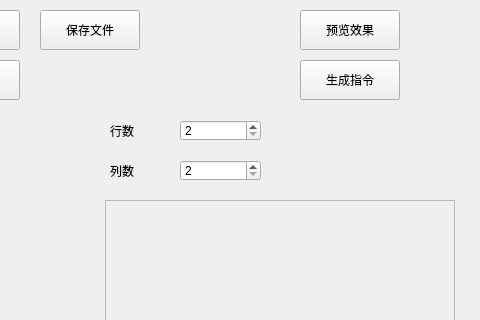
First picture: the form in BannerDesigner.ui, repository 345ljh/MinecraftBannerDesigner, before the edit; both pictures show x 720 to 1200 and y 0 to 320 of the 1200 by 700 pixel window.
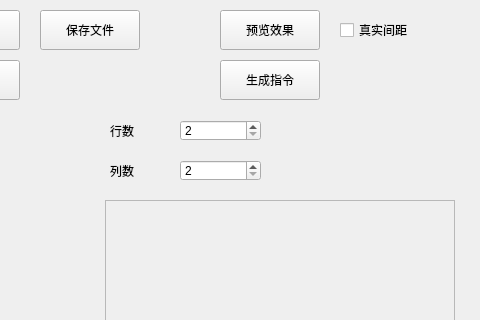
Second picture: the form after the edit.

Commit message: add design preview

What changed in the file:
```diff
--- a/BannerDesigner.ui
+++ b/BannerDesigner.ui
@@ -230,7 +230,7 @@
   <widget class="QPushButton" name="CommandButton">
    <property name="geometry">
     <rect>
-     <x>1020</x>
+     <x>940</x>
      <y>60</y>
      <width>100</width>
      <height>40</height>
@@ -243,7 +243,7 @@
   <widget class="QPushButton" name="DisplayButton">
    <property name="geometry">
     <rect>
-     <x>1020</x>
+     <x>940</x>
      <y>10</y>
      <width>100</width>
      <height>40</height>
@@ -253,6 +253,19 @@
     <string>预览效果</string>
    </property>
   </widget>
+  <widget class="QCheckBox" name="RealMarginCheckBox">
+   <property name="geometry">
+    <rect>
+     <x>1060</x>
+     <y>10</y>
+     <width>101</width>
+     <height>40</height>
+    </rect>
+   </property>
+   <property name="text">
+    <string>真实间距</string>
+   </property>
+  </widget>
  </widget>
  <resources/>
  <connections/>
```
The commit also changes 3 other files.
